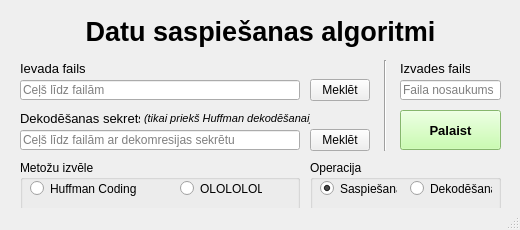
Above: gui/gui.ui from rtu-algorithms/data-compression before the change. Below: the same form after it.
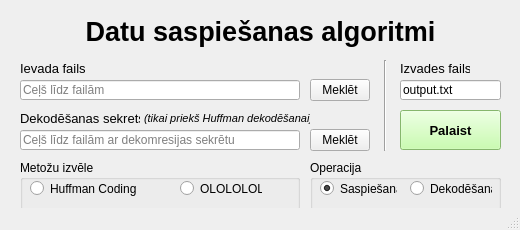
That is the form after the change.

Commit message: Added Output file name initial text

The edit to the form file:
```diff
--- a/gui/gui.ui
+++ b/gui/gui.ui
@@ -314,7 +314,7 @@
      <string/>
     </property>
     <property name="text">
-     <string/>
+     <string>output.txt</string>
     </property>
     <property name="placeholderText">
      <string>Faila nosaukums</string>
```
The commit also changes 1 other file.
